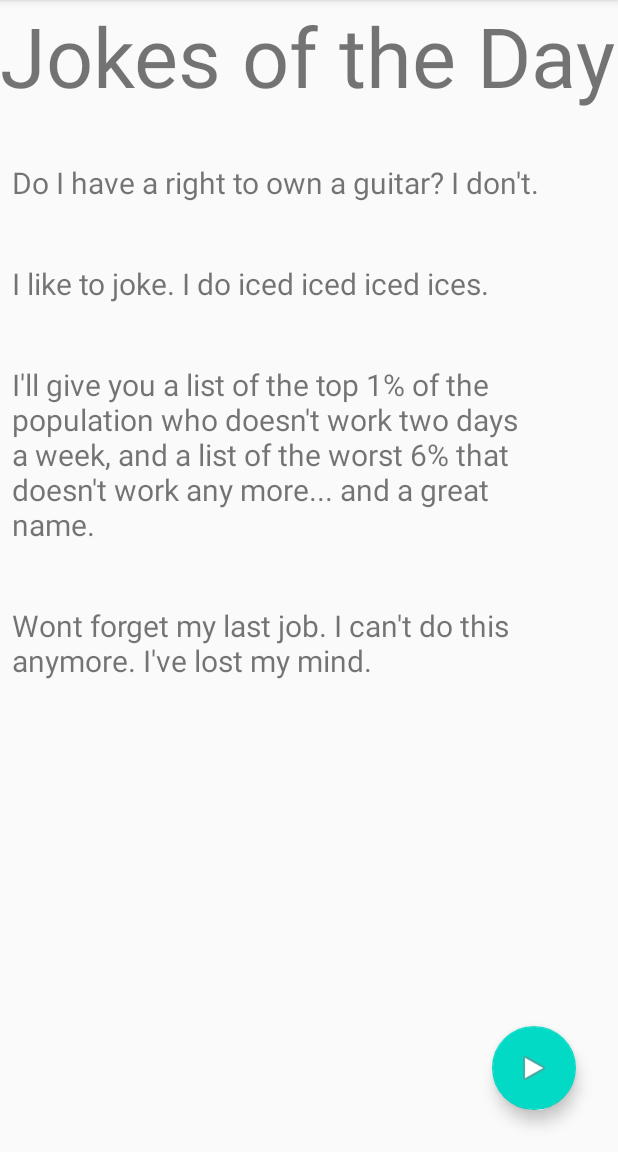
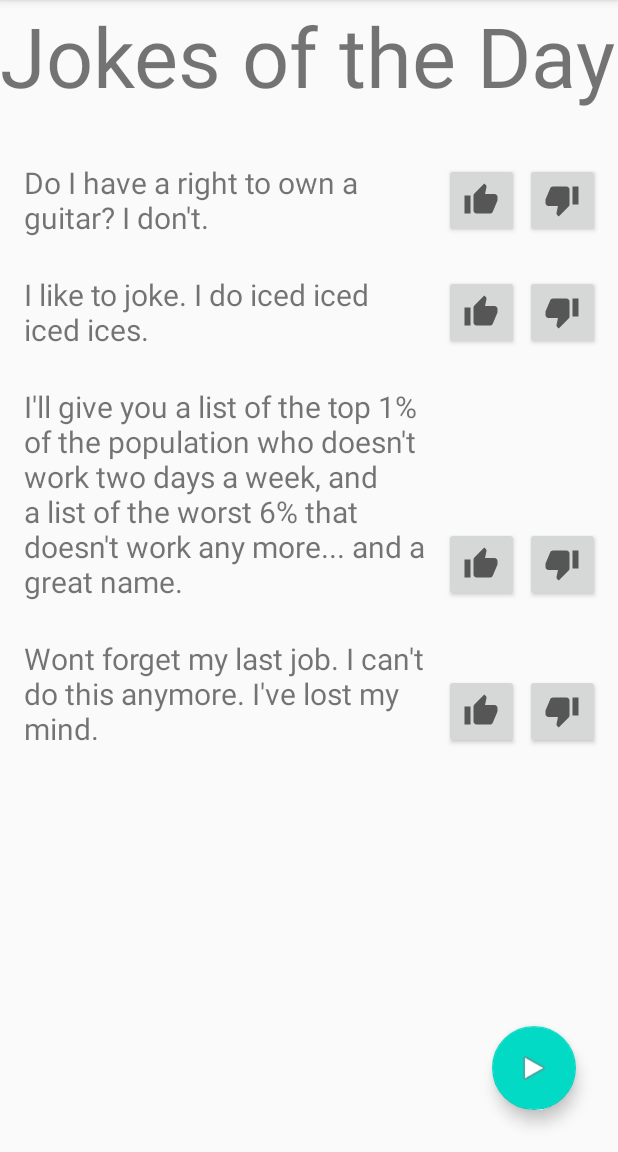
Before and after one commit to hostwriter/ComedyMaker-Android, an Android app: the HomePage screen opened directly, with no data from a screen before it, on a phone screen of 412 x 824 dp, the part 84-1236 px from its top. Run offline under Robolectric (Android 15) with nearby library versions, the phone set to English and light mode, and no system bars.

Commit message:
Added like and dislike buttons to top jokes activity

```diff
--- a/app/src/main/java/com/projektekis/gpt3comedymaker/HomePage.kt
+++ b/app/src/main/java/com/projektekis/gpt3comedymaker/HomePage.kt
@@ -33,7 +33,7 @@ class HomePage : AppCompatActivity() {
         }
         val homeList: RecyclerView = findViewById(R.id.home_list)
         homeList.layoutManager = LinearLayoutManager(this)
-        homeList.adapter = SavedJokes.Adapter(jokeArrayList = defaultList)
+        homeList.adapter = HomePage.Adapter(jokeArrayList = defaultList)
     }
 
     class Adapter(val jokeArrayList: ArrayList<String>): RecyclerView.Adapter<MyViewHolder>(){
--- a/app/src/main/java/com/projektekis/gpt3comedymaker/SplashScreen.kt
+++ b/app/src/main/java/com/projektekis/gpt3comedymaker/SplashScreen.kt
@@ -12,7 +12,7 @@ class SplashScreen : AppCompatActivity() {
 
         splash_mic.alpha = 0f
         splash_mic.animate().setDuration(1500).alpha(1f).withEndAction{
-            val i = Intent(this, HomePage::class.java)
+            val i = Intent(this, MainActivity::class.java)
             startActivity(i)
             overridePendingTransition(android.R.anim.fade_in, android.R.anim.fade_out)
             finish()
--- a/app/src/main/res/layout/home_row_layout.xml
+++ b/app/src/main/res/layout/home_row_layout.xml
@@ -13,34 +13,41 @@
 
     <TextView
         android:id="@+id/joke_list_item"
-        android:layout_width="wrap_content"
+        android:layout_width="0dp"
         android:layout_height="wrap_content"
         android:layout_marginBottom="8dp"
         android:outlineAmbientShadowColor="@color/black_overlay"
+        android:paddingStart="8dp"
+        android:paddingEnd="8dp"
         android:text="@string/app_name"
         android:textSize="20sp"
         app:layout_constraintBottom_toBottomOf="parent"
         app:layout_constraintEnd_toStartOf="@+id/row_like_button"
+        app:layout_constraintHorizontal_bias="0.0"
         app:layout_constraintStart_toStartOf="parent"
-        app:layout_constraintTop_toTopOf="parent" />
+        app:layout_constraintTop_toTopOf="parent"
+        app:layout_constraintVertical_bias="0.41" />
 
     <Button
         android:id="@+id/row_dislike_button"
-        android:layout_width="wrap_content"
-        android:layout_height="wrap_content"
+        android:layout_width="50dp"
+        android:layout_height="50dp"
         android:layout_marginEnd="4dp"
         android:layout_marginBottom="8dp"
-        android:text="Dislike"
+        android:foreground="@drawable/ic_baseline_thumb_down_24"
+        android:foregroundGravity="center"
         app:layout_constraintBottom_toBottomOf="parent"
         app:layout_constraintEnd_toEndOf="parent" />
 
     <Button
         android:id="@+id/row_like_button"
-        android:layout_width="wrap_content"
-        android:layout_height="wrap_content"
+        android:layout_width="50dp"
+        android:layout_height="50dp"
         android:layout_marginEnd="4dp"
+
         android:layout_marginBottom="8dp"
-        android:text="Like"
+        android:foreground="@drawable/ic_baseline_thumb_up_24"
+        android:foregroundGravity="center"
         app:layout_constraintBottom_toBottomOf="parent"
         app:layout_constraintEnd_toStartOf="@+id/row_dislike_button" />
 
```
Also changed, not shown: app/src/main/java/com/projektekis/gpt3comedymaker/MainActivity.kt (+42 -12 lines).
